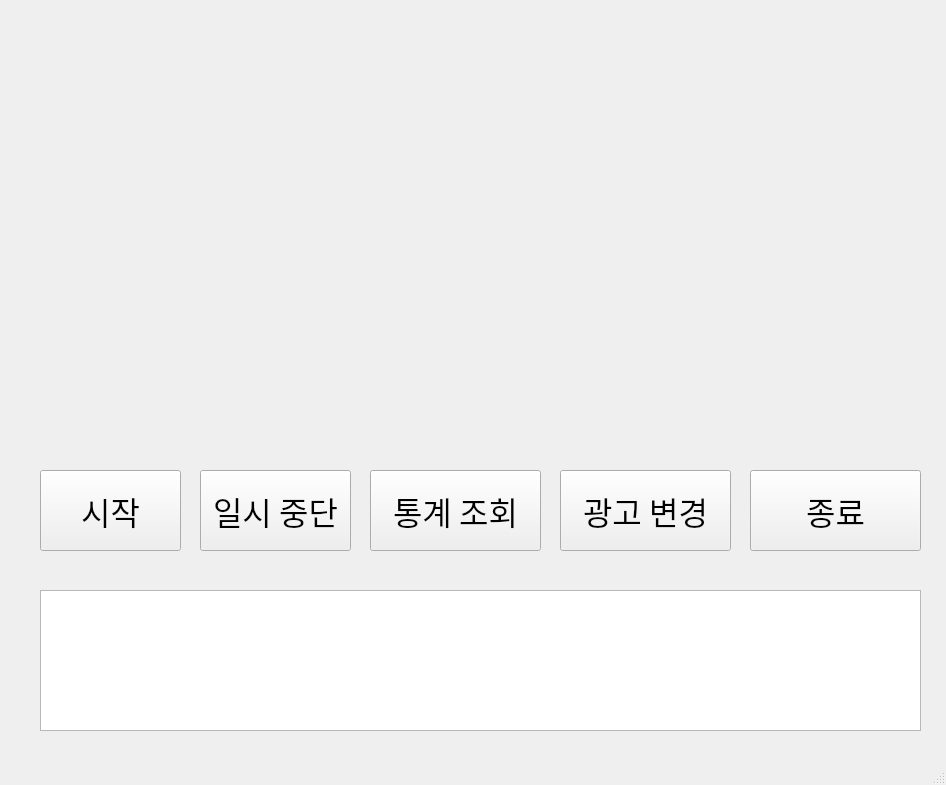
sannyuni33/smartAD, file Server/serverUi.ui: the form before one commit.
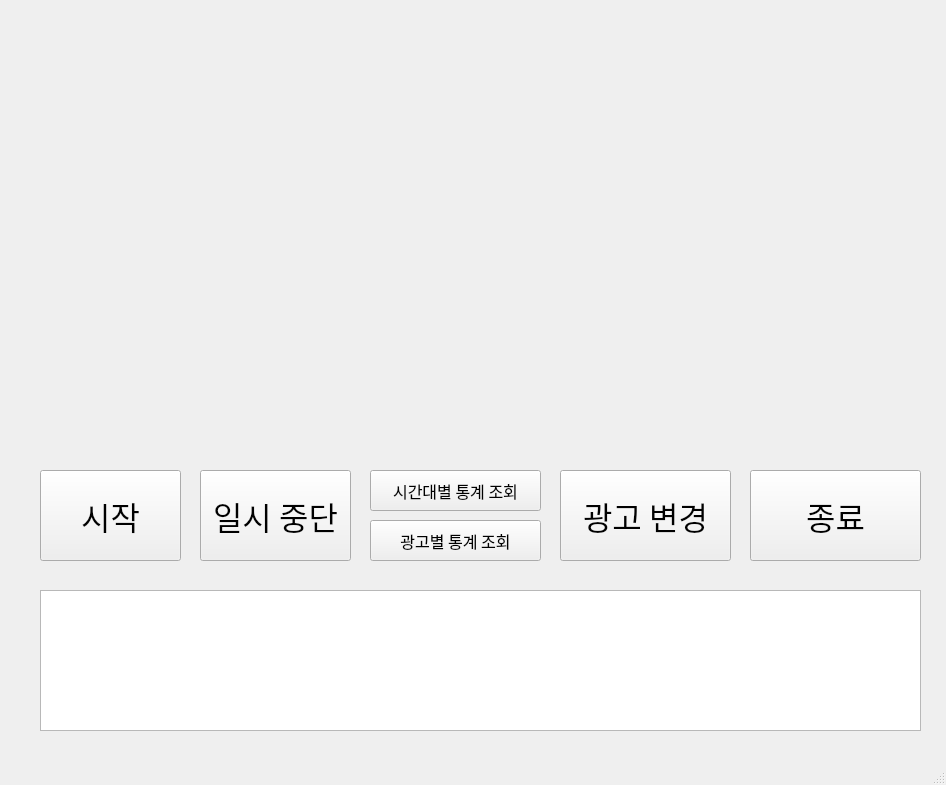
The form after the commit.

Patch:
```diff
--- a/Server/serverUi.ui
+++ b/Server/serverUi.ui
@@ -20,7 +20,7 @@
       <x>40</x>
       <y>470</y>
       <width>141</width>
-      <height>81</height>
+      <height>91</height>
      </rect>
     </property>
     <property name="font">
@@ -39,7 +39,7 @@
       <x>560</x>
       <y>470</y>
       <width>171</width>
-      <height>81</height>
+      <height>91</height>
      </rect>
     </property>
     <property name="font">
@@ -58,17 +58,17 @@
       <x>370</x>
       <y>470</y>
       <width>171</width>
-      <height>81</height>
+      <height>41</height>
      </rect>
     </property>
     <property name="font">
      <font>
       <family>08서울남산체 EB</family>
-      <pointsize>24</pointsize>
+      <pointsize>12</pointsize>
      </font>
     </property>
     <property name="text">
-     <string>통계 조회</string>
+     <string>시간대별 통계 조회</string>
     </property>
    </widget>
    <widget class="QLabel" name="label_2">
@@ -113,7 +113,7 @@
       <x>200</x>
       <y>470</y>
       <width>151</width>
-      <height>81</height>
+      <height>91</height>
      </rect>
     </property>
     <property name="font">
@@ -132,7 +132,7 @@
       <x>750</x>
       <y>470</y>
       <width>171</width>
-      <height>81</height>
+      <height>91</height>
      </rect>
     </property>
     <property name="font">
@@ -145,6 +145,25 @@
      <string>종료</string>
     </property>
    </widget>
+   <widget class="QPushButton" name="pushButton_6">
+    <property name="geometry">
+     <rect>
+      <x>370</x>
+      <y>520</y>
+      <width>171</width>
+      <height>41</height>
+     </rect>
+    </property>
+    <property name="font">
+     <font>
+      <family>08서울남산체 EB</family>
+      <pointsize>12</pointsize>
+     </font>
+    </property>
+    <property name="text">
+     <string>광고별 통계 조회</string>
+    </property>
+   </widget>
   </widget>
   <widget class="QMenuBar" name="menubar">
    <property name="geometry">
```
